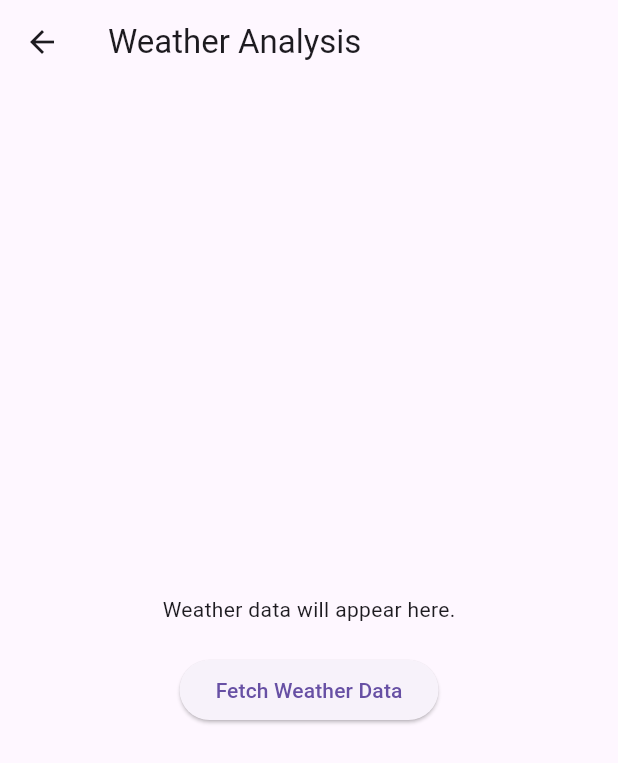
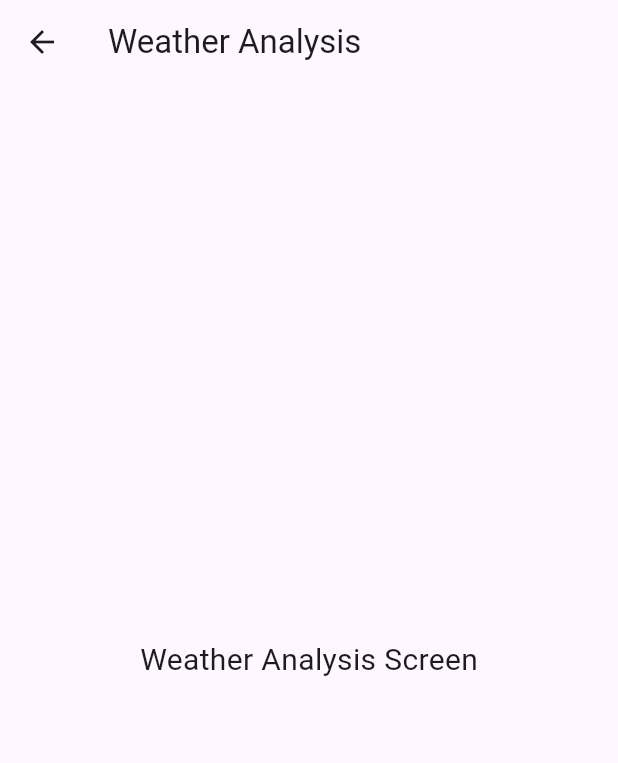
Before and after one commit to Amzatk1/flutter_application_1, a Flutter app: the screen it shows after launch, after a tap on "Weather Analysis", on a phone screen of 412 x 824 dp. Shown: the top 763 px of the screen. Run offline on Flutter 3.47's test engine with Material 3 defaults, Android fonts, the phone set to English and light mode, and no system bars; our stand-ins replace image_picker.

Commit message:
Added new features or fixed bugs

```diff
--- a/lib/main.dart
+++ b/lib/main.dart
@@ -1,15 +1,29 @@
-import 'package:flutter/material.dart';
 import 'screens/home_screen.dart';
+import 'screens/weather_screen.dart';
+import 'screens/forum_screen.dart';
+import 'screens/disease_detection_screen.dart';
+import 'screens/web_home_screen.dart';
 
-void main() => runApp(AgricultureApp());
+void main() {
+  runApp(const MyApp());
+}
 
-class AgricultureApp extends StatelessWidget {
+class MyApp extends StatelessWidget {
+  const MyApp({Key? key}) : super(key: key);
+
   @override
   Widget build(BuildContext context) {
     return MaterialApp(
-      title: 'African Local Agriculture',
+      debugShowCheckedModeBanner: false,
+      title: 'African Agriculture',
       theme: ThemeData(primarySwatch: Colors.green),
-      home: HomeScreen(),
+      home: const HomeScreen(),
+      routes: {
+        '/weather': (context) => const WeatherScreen(),
+        '/forum': (context) => const ForumScreen(),
+        '/disease-detection': (context) => const DiseaseDetectionScreen(),
+        '/web': (context) => const WebHomeScreen(),
+      },
     );
   }
 }
--- a/lib/screens/home_screen.dart
+++ b/lib/screens/home_screen.dart
@@ -1,14 +1,16 @@
-import 'package:flutter/material.dart';
+import 'package:flutter/material.dart'; // Ensure this is imported
 import 'weather_screen.dart';
 import 'forum_screen.dart';
 import 'disease_detection_screen.dart';
 
 class HomeScreen extends StatelessWidget {
+  const HomeScreen({Key? key}) : super(key: key);
+
   @override
   Widget build(BuildContext context) {
     return Scaffold(
       appBar: AppBar(
-        title: Text('Home'),
+        title: const Text('African Agriculture'),
       ),
       body: Center(
         child: Column(
@@ -18,28 +20,29 @@ class HomeScreen extends StatelessWidget {
               onPressed: () {
                 Navigator.push(
                   context,
-                  MaterialPageRoute(builder: (context) => WeatherScreen()),
+                  MaterialPageRoute(builder: (context) => const WeatherScreen()),
                 );
               },
-              child: Text('Weather Analysis'),
+              child: const Text('Weather Analysis'),
             ),
             ElevatedButton(
               onPressed: () {
                 Navigator.push(
                   context,
-                  MaterialPageRoute(builder: (context) => ForumScreen()),
+                  MaterialPageRoute(builder: (context) => const ForumScreen()),
                 );
               },
-              child: Text('Community Forum'),
+              child: const Text('Community Forum'),
             ),
             ElevatedButton(
               onPressed: () {
                 Navigator.push(
                   context,
-                  MaterialPageRoute(builder: (context) => DiseaseDetectionScreen()),
+                  MaterialPageRoute(
+                      builder: (context) => const DiseaseDetectionScreen()),
                 );
               },
-              child: Text('Disease Detection'),
+              child: const Text('Crop Disease Detection'),
             ),
           ],
         ),
--- a/lib/screens/weather_screen.dart
+++ b/lib/screens/weather_screen.dart
@@ -1,25 +1,18 @@
 import 'package:flutter/material.dart';
 
 class WeatherScreen extends StatelessWidget {
+  const WeatherScreen({Key? key}) : super(key: key);
+
   @override
   Widget build(BuildContext context) {
     return Scaffold(
       appBar: AppBar(
-        title: Text('Weather Analysis'),
+        title: const Text('Weather Analysis'),
       ),
-      body: Center(
-        child: Column(
-          mainAxisAlignment: MainAxisAlignment.center,
-          children: [
-            Text('Weather data will appear here.'),
-            SizedBox(height: 20),
-            ElevatedButton(
-              onPressed: () {
-                // Implement weather API functionality here.
-              },
-              child: Text('Fetch Weather Data'),
-            ),
-          ],
+      body: const Center(
+        child: Text(
+          'Weather Analysis Screen',
+          style: TextStyle(fontSize: 20),
         ),
       ),
     );
```
Also changed, not shown: lib/screens/disease_detection_screen.dart (+14 -15 lines), lib/screens/forum_screen.dart (+8 -10 lines).
